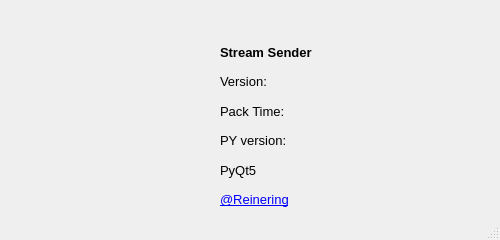
Before: the Qt Designer form ui/about.ui in Reinering/stream-sender, drawn with Qt 5.
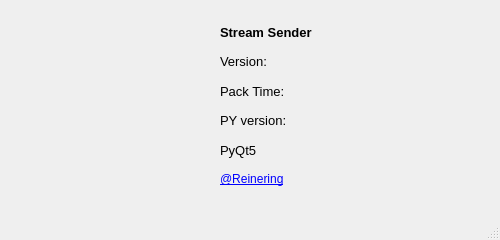
After: the same form once the commit is applied. Icons and pictures are not drawn.

What changed in the file:
```diff
--- a/ui/about.ui
+++ b/ui/about.ui
@@ -51,7 +51,7 @@
    <property name="geometry">
     <rect>
      <x>220</x>
-     <y>40</y>
+     <y>20</y>
      <width>251</width>
      <height>171</height>
     </rect>
@@ -122,12 +122,7 @@
      </widget>
     </item>
     <item>
-     <widget class="QLabel" name="label_4">
-      <property name="font">
-       <font>
-        <pointsize>10</pointsize>
-       </font>
-      </property>
+     <widget class="QLabel" name="label_5">
       <property name="text">
        <string>&lt;a href=&quot;https://github.com/Reinering/stream-sender.git&quot;&gt;@Reinering</string>
       </property>
@@ -138,6 +133,27 @@
     </item>
    </layout>
   </widget>
+  <widget class="QLabel" name="label_4">
+   <property name="geometry">
+    <rect>
+     <x>220</x>
+     <y>210</y>
+     <width>231</width>
+     <height>23</height>
+    </rect>
+   </property>
+   <property name="font">
+    <font>
+     <pointsize>10</pointsize>
+    </font>
+   </property>
+   <property name="text">
+    <string/>
+   </property>
+   <property name="openExternalLinks">
+    <bool>false</bool>
+   </property>
+  </widget>
  </widget>
  <resources>
   <include location="../pic/pic.qrc"/>
```
